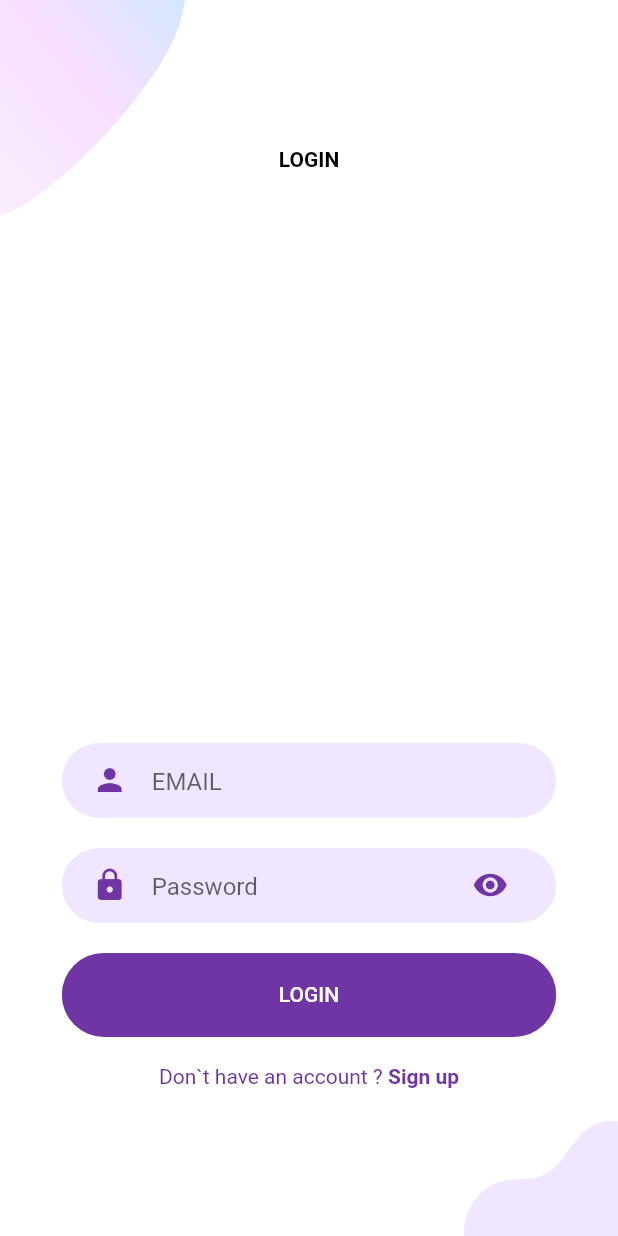
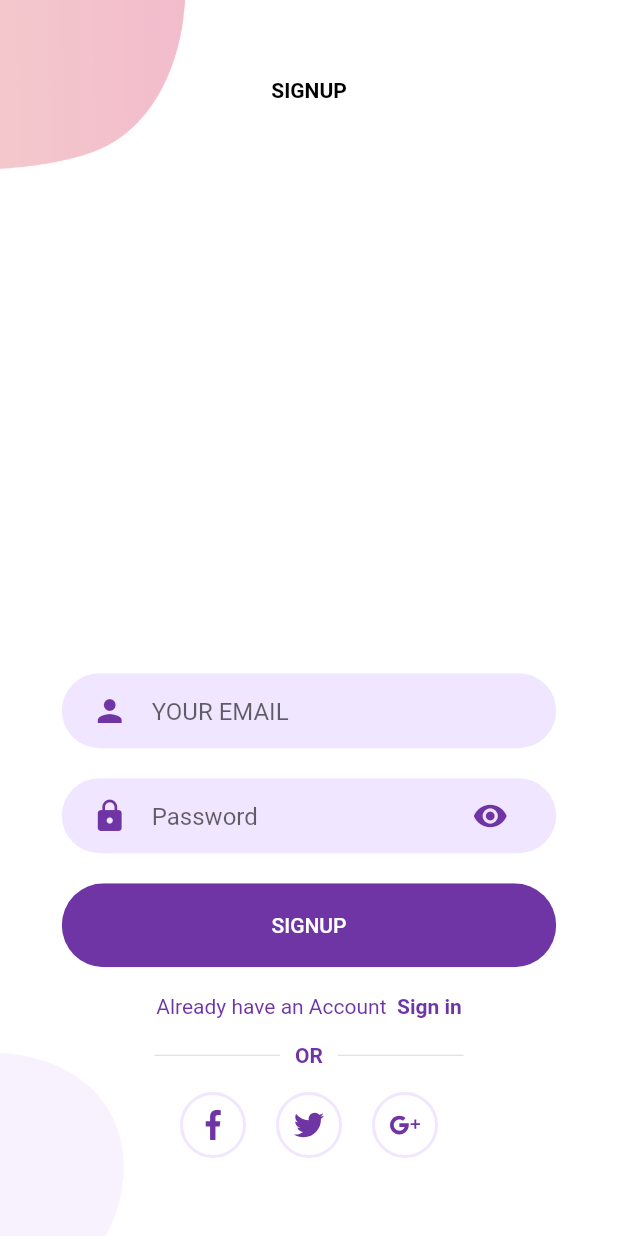
Before and after one commit to MahmoudSleem/Welcome-login-signup-page-UI, a Flutter app: the LoginScreen screen opened directly, after a tap on "Sign up", on a phone screen of 412 x 824 dp. Run offline on Flutter 3.47's test engine with Material 2 defaults, Android fonts, the phone set to English and light mode, and no system bars; our stand-ins replace flutter_svg.

Commit message:
add SIGNUP screen

```diff
--- a/lib/Screens/Login/components/body.dart
+++ b/lib/Screens/Login/components/body.dart
@@ -43,7 +43,7 @@ class Body extends StatelessWidget {
               height: size.height * 0.01,
             ),
             RoundedInputField(
-              hintText: "EMAIL",
+              hintText: "YOUR EMAIL",
               onChange: (Value) {},
             ),
             RoundedPasswordField(
@@ -52,16 +52,18 @@ class Body extends StatelessWidget {
             RoundedButton(
               text: "LOGIN",
               press: () {
-                Navigator.push(context, MaterialPageRoute(builder: (context) {
-                  return SignUpScreen();
-                }));
+
               },
             ),
             SizedBox(
               height: size.height * 0.01,
             ),
             AlreadyHaveAnAccountCheak(
-              press: () {},
+              press: () {
+                Navigator.push(context, MaterialPageRoute(builder: (context) {
+                  return SignUpScreen();
+                }));
+              },
             )
           ],
         ),
--- a/lib/Screens/SignUp/components/background.dart
+++ b/lib/Screens/SignUp/components/background.dart
@@ -1 +1,39 @@
 import 'package:flutter/material.dart';
+
+class Background extends StatelessWidget {
+  final Widget child;
+  const Background({
+    Key key,
+    @required this.child,
+
+  }) : super(key: key);
+
+
+
+  @override
+  Widget build(BuildContext context) {
+    Size size = MediaQuery.of(context).size;
+    return Container(
+      width: double.infinity,
+      height: size.height,
+      child: Stack(
+        alignment: Alignment.center,
+        children: [
+          Positioned(
+            top: 0,
+            left: 0,
+            child: Image.asset('assets/images/signup_top.png'),
+            width: size.width * 0.3,
+          ),
+          Positioned(
+            bottom: 0,
+            left: 0,
+            child: Image.asset('assets/images/main_bottom.png'),
+            width: size.width * 0.20,
+          ),
+          child ,
+        ],
+      ),
+    );
+  }
+}
--- a/lib/Screens/SignUp/components/body.dart
+++ b/lib/Screens/SignUp/components/body.dart
@@ -1 +1,105 @@
 import 'package:flutter/material.dart';
+import 'package:flutter_svg/svg.dart';
+import 'package:wilcome_login/Screens/Login/login_screen.dart';
+import 'package:wilcome_login/Screens/SignUp/components/background.dart';
+import 'package:wilcome_login/Screens/SignUp/components/social_icon.dart';
+import 'package:wilcome_login/Screens/Welcome/welcome_screen.dart';
+import 'package:wilcome_login/components/already_have_an_account_acheck.dart';
+import 'package:wilcome_login/components/rounded_button.dart';
+import 'package:wilcome_login/components/rounded_input_faild.dart';
+import 'package:wilcome_login/components/rounded_password_field.dart';
+import 'package:wilcome_login/constants.dart';
+
+import '../signup_screen.dart';
+import 'or_driver.dart';
+
+class Body extends StatelessWidget {
+  const Body({
+    Key key,
+  }) : super(key: key);
+
+  @override
+  Widget build(BuildContext context) {
+    Size size = MediaQuery.of(context).size;
+    return SingleChildScrollView(
+      child: Background(
+        child: Column(
+          mainAxisAlignment: MainAxisAlignment.center,
+          children: [
+            Text(
+              "SIGNUP",
+              style: TextStyle(
+                color: Colors.black,
+                fontWeight: FontWeight.bold,
+              ),
+            ),
+            SizedBox(
+              height: size.height * 0.01,
+            ),
+            SvgPicture.asset(
+              'assets/icons/signup.svg',
+              height: size.height * 0.43,
+              width: 0.5,
+            ),
+            SizedBox(
+              height: size.height * 0.01,
+            ),
+            RoundedInputField(
+              hintText: "YOUR EMAIL",
+              onChange: (Value) {},
+            ),
+            RoundedPasswordField(
+              onChanged: (value) {},
+            ),
+            RoundedButton(
+              text: "SIGNUP",
+              press: () {},
+            ),
+            SizedBox(
+              height: size.height * 0.01,
+            ),
+            AlreadyHaveAnAccountCheak(
+              login: false,
+              press: () {
+                Navigator.push(context, MaterialPageRoute(builder: (context) {
+                  return LoginScreen();
+                }));
+              },
+            ),
+            OrDivider(),
+            Row(
+              mainAxisAlignment: MainAxisAlignment.center,
+              children: [
+                SocialIcon(
+                  icon: 'assets/icons/facebook.svg',
+                  press: () {
+                    Navigator.push(context, MaterialPageRoute(builder: (context) {
+                      return WelcomeScreen();
+                    }));
+                  },
+                ),
+                SocialIcon(
+                  icon: 'assets/icons/twitter.svg',
+                  press: ()  {
+                    Navigator.push(context, MaterialPageRoute(builder: (context) {
+                      return WelcomeScreen();
+                    }));
+                  },
+                ),
+                SocialIcon(
+                  icon: 'assets/icons/google-plus.svg',
+                  press: () {
+                    Navigator.push(context, MaterialPageRoute(builder: (context) {
+                      return WelcomeScreen();
+                    }));
+                  },
+                ),
+
+              ],
+            )
+          ],
+        ),
+      ),
+    );
+  }
+}
--- /dev/null
+++ b/lib/Screens/SignUp/components/or_driver.dart
@@ -0,0 +1,40 @@
+import 'package:flutter/material.dart';
+
+import '../../../constants.dart';
+
+
+class OrDivider extends StatelessWidget {
+  @override
+  Widget build(BuildContext context) {
+    Size size = MediaQuery.of(context).size;
+    return Container(
+      margin: EdgeInsets.symmetric(vertical: size.height*0.02),
+      width: size.width * 0.50,
+      child: Row(
+        children: [
+          buildDivider(),
+          Padding(
+            padding: const EdgeInsets.symmetric(horizontal: 10),
+            child: Text(
+              "OR",
+              style: TextStyle(
+                color: KPrimaryColor,
+                fontWeight: FontWeight.w600,
+              ),
+            ),
+          ),
+          buildDivider(),
+        ],
+      ),
+    );
+  }
+
+  Expanded buildDivider() {
+    return Expanded(
+      child: Divider(
+        height: 10,
+        color: Color(0xFFD9D9D9),
+      ),
+    );
+  }
+}
--- /dev/null
+++ b/lib/Screens/SignUp/components/social_icon.dart
@@ -0,0 +1,35 @@
+import 'package:flutter/material.dart';
+import 'package:flutter_svg/svg.dart';
+
+import '../../../constants.dart';
+class SocialIcon extends StatelessWidget {
+  final String icon;
+  final Function  press;
+  const SocialIcon({
+    Key key, this.icon, this.press,
+  }) : super(key: key);
+
+  @override
+  Widget build(BuildContext context) {
+    return GestureDetector(
+      onTap: press,
+      child: Container(
+        margin: EdgeInsets.symmetric(horizontal: 10),
+        padding: EdgeInsets.all(10),
+        decoration: BoxDecoration(
+          border: Border.all(
+            width: 2,
+            color: KPrimaryLightColor,
+          ),
+          shape: BoxShape.circle,
+        ),
+        child: SvgPicture.asset(
+          icon,
+          color: KPrimaryColor,
+          height: 20,
+          width: 20,
+        ),
+      ),
+    );
+  }
+}
--- a/lib/Screens/SignUp/signup_screen.dart
+++ b/lib/Screens/SignUp/signup_screen.dart
@@ -1,9 +1,11 @@
 import 'package:flutter/material.dart';
+import 'package:wilcome_login/Screens/SignUp/components/body.dart';
 
 class SignUpScreen extends StatelessWidget {
   @override
   Widget build(BuildContext context) {
-    return Container(
+    return Scaffold(
+      body: Body(),
 
     );
   }
--- a/lib/components/already_have_an_account_acheck.dart
+++ b/lib/components/already_have_an_account_acheck.dart
@@ -15,7 +15,7 @@ class AlreadyHaveAnAccountCheak extends StatelessWidget {
       mainAxisAlignment: MainAxisAlignment.center,
       children: [
         Text(
-            login ? "Don`t have an account ?" : "Already have an Account",
+            login ? "Don`t have an account ? " : "Already have an Account ",
             style: TextStyle(
               color: KPrimaryColor,
             )
```
